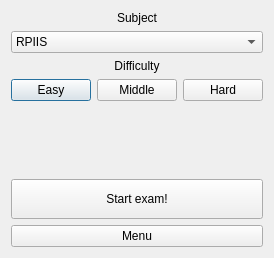
Old version of the form hackathon-2023/choice.ui in the repository robilkot/BSUIR-hackathon-2023.
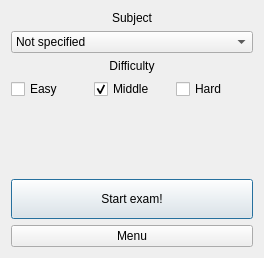
New version of the form.

What changed in the file:
```diff
--- a/hackathon-2023/choice.ui
+++ b/hackathon-2023/choice.ui
@@ -29,6 +29,11 @@
    </item>
    <item>
     <widget class="QComboBox" name="comboBox">
+     <item>
+      <property name="text">
+       <string>Not specified</string>
+      </property>
+     </item>
      <item>
       <property name="text">
        <string>RPIIS</string>
@@ -66,21 +71,24 @@
      <item>
       <layout class="QHBoxLayout" name="horizontalLayout">
        <item>
-        <widget class="QPushButton" name="pushButton_3">
+        <widget class="QCheckBox" name="easyCheck">
          <property name="text">
           <string>Easy</string>
          </property>
         </widget>
        </item>
        <item>
-        <widget class="QPushButton" name="pushButton_2">
+        <widget class="QCheckBox" name="middleCheck">
          <property name="text">
           <string>Middle</string>
          </property>
+         <property name="checked">
+          <bool>true</bool>
+         </property>
         </widget>
        </item>
        <item>
-        <widget class="QPushButton" name="pushButton_4">
+        <widget class="QCheckBox" name="hardCheck">
          <property name="text">
           <string>Hard</string>
          </property>
```
Left out of the diff: 9 changed lines with no effect on the pictures.
